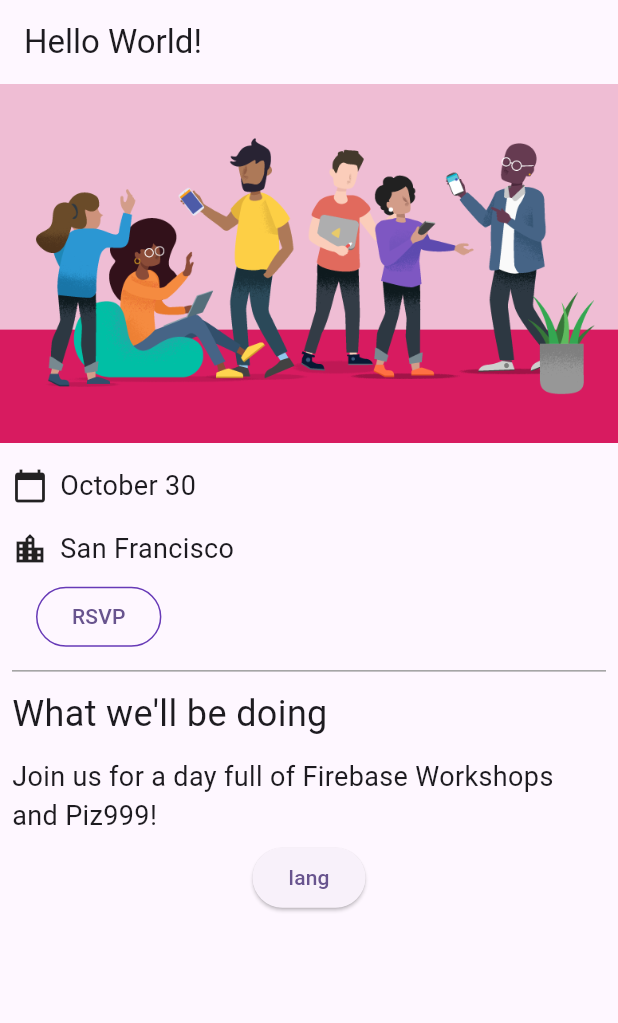
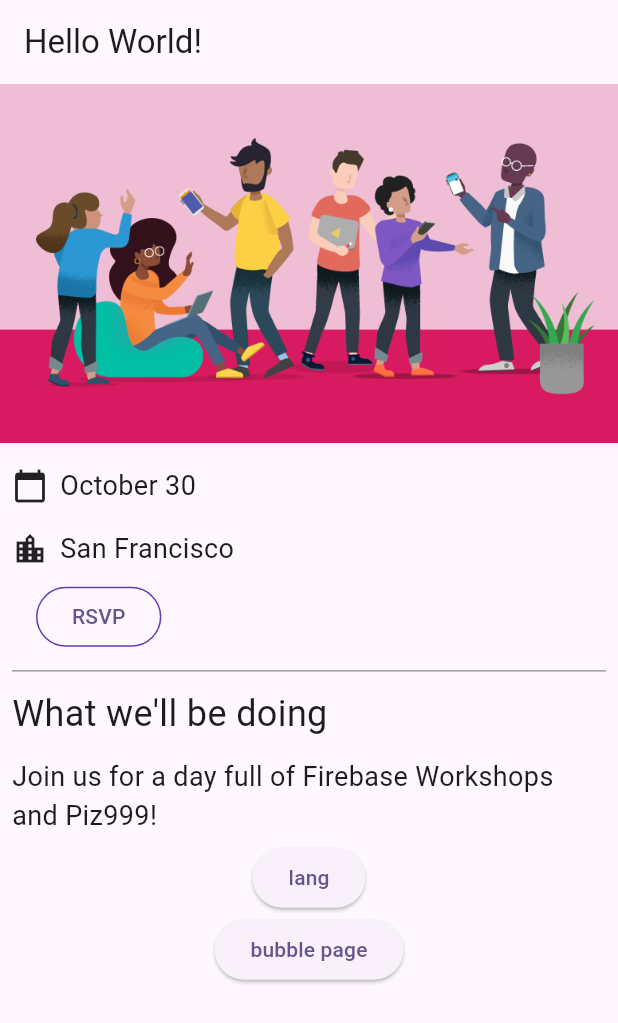
Before and after one commit to bala223344/do20-flutter, a Flutter app: the screen it shows after launch, on a phone screen of 412 x 824 dp. Shown: the top 1023 px of the screen. Run offline on Flutter 3.47's test engine with Material 3 defaults, Android fonts, the phone set to English and light mode, and no system bars; our stand-ins replace cloud_firestore, easy_localization, firebase_auth, firebase_core, go_router, google_fonts; missing offline and left inert: firebase_ui_auth, firebase_ui_oauth_apple, firebase_ui_oauth_google; accounts and stored records are empty.

Commit message:
bubble page added

```diff
--- a/lib/home_page.dart
+++ b/lib/home_page.dart
@@ -2,28 +2,26 @@
 // Use of this source code is governed by a BSD-style license that can be
 // found in the LICENSE file.
 import 'package:firebase_auth/firebase_auth.dart' // new
-    hide EmailAuthProvider, PhoneAuthProvider;    // new
-import 'package:flutter/material.dart';           // new
-import 'package:provider/provider.dart';          // new
+    hide
+        EmailAuthProvider,
+        PhoneAuthProvider; // new
+import 'package:flutter/material.dart'; // new
+import 'package:provider/provider.dart'; // new
 
 import 'src/widgets.dart';
-import 'app_state.dart';                          // new
-import 'src/authentication.dart';                 // new
+import 'app_state.dart'; // new
+import 'src/authentication.dart'; // new
 
 import 'package:easy_localization/easy_localization.dart';
 
 import 'package:go_router/go_router.dart';
 
-
 class HomePage extends StatelessWidget {
   const HomePage({super.key});
 
   @override
-   Widget  build (BuildContext context) {
-
+  Widget build(BuildContext context) {
     // context.setLocale(Locale('de'));
-
-
 
     return Scaffold(
       appBar: AppBar(
@@ -59,6 +57,13 @@ class HomePage extends StatelessWidget {
               child: const Text('lang'),
             ),
           )
+          ,
+          Center(
+            child: ElevatedButton(
+              onPressed: () => context.go('/bubble'),
+              child: const Text('bubble page'),
+            ),
+          )
         ],
       ),
     );
--- a/lib/main.dart
+++ b/lib/main.dart
@@ -11,6 +11,7 @@ import 'package:provider/provider.dart'; // new
 import 'app_state.dart'; // new
 import 'home_page.dart';
 import 'lang_page.dart';
+import 'bubble_page.dart';
 import 'package:easy_localization/easy_localization.dart';
 
 
@@ -90,6 +91,11 @@ final _router = GoRouter(
           builder: (BuildContext context, GoRouterState state) =>
               const LangPage(),
         ),
+        GoRoute(
+          path: 'bubble',
+          builder: (BuildContext context, GoRouterState state) =>
+               BubblePage(),
+        ),
       ],
     ),
   ],
```
Lines whose indentation alone changed are shown as unchanged.
